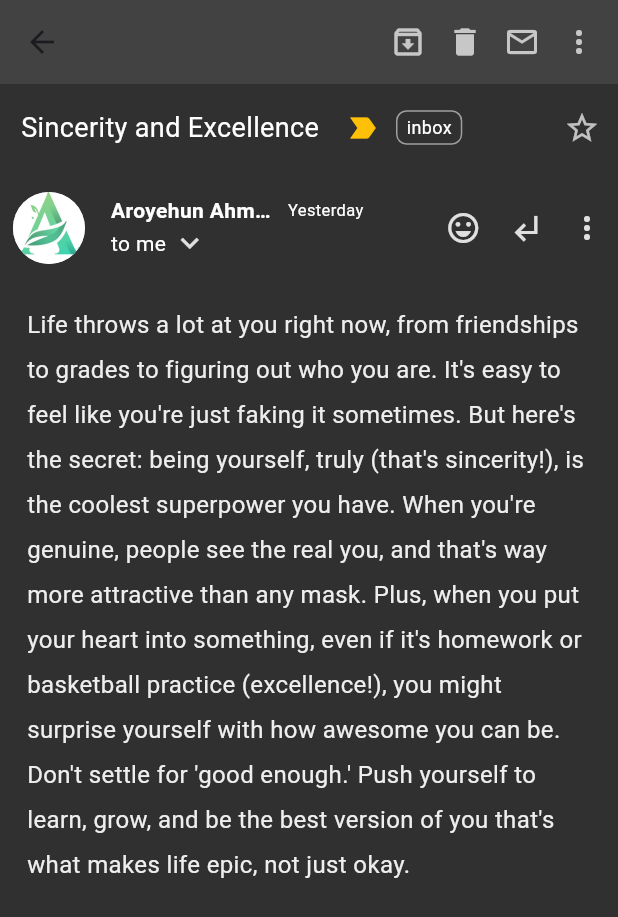
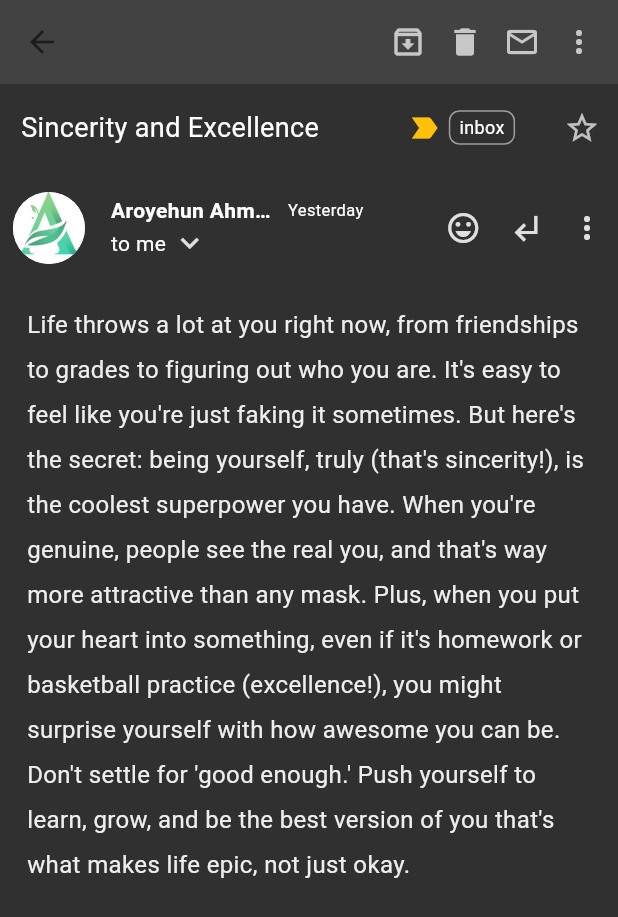
Before and after one commit to ahmad-cod/gmail_ui_clone, a Flutter app: the screen it shows after launch, after a tap on "Aroyehun Ahmad", on a phone screen of 412 x 824 dp. Shown: the top 917 px of the screen. Run offline on Flutter 3.47's test engine with Material 3 defaults, Android fonts, the phone set to English and light mode, and no system bars; our stand-ins replace flutter_svg, google_nav_bar.

Commit message:
Fix: Allow all email title to show

```diff
--- a/lib/pages/email_view.dart
+++ b/lib/pages/email_view.dart
@@ -52,13 +52,15 @@ class EmailView extends StatelessWidget {
               children: [
                 Padding(
                   padding: const EdgeInsets.symmetric(horizontal: 14, vertical: 16),
-                  child: Row(children: [
+                  child: Row(
+                    crossAxisAlignment: CrossAxisAlignment.center,
+                    children: [
                     SizedBox(
-                      width: MediaQuery.of(context).size.width * .5,
+                      width: MediaQuery.of(context).size.width * .6,
                       child: Text(
                         email.title,
                         style: const TextStyle(fontSize: 18,),
-                        overflow: TextOverflow.ellipsis,
+                        // overflow: TextOverflow.ellipsis,
                       ),
                     ),
                     const SizedBox(width: 10,),
@@ -66,7 +68,7 @@ class EmailView extends StatelessWidget {
                       Icons.label_important,
                       color: Colors.amber[500],
                     ),
-                    const SizedBox(width: 10,),
+                    const SizedBox(width: 4,),
 
                     Container(
                       padding:
```
